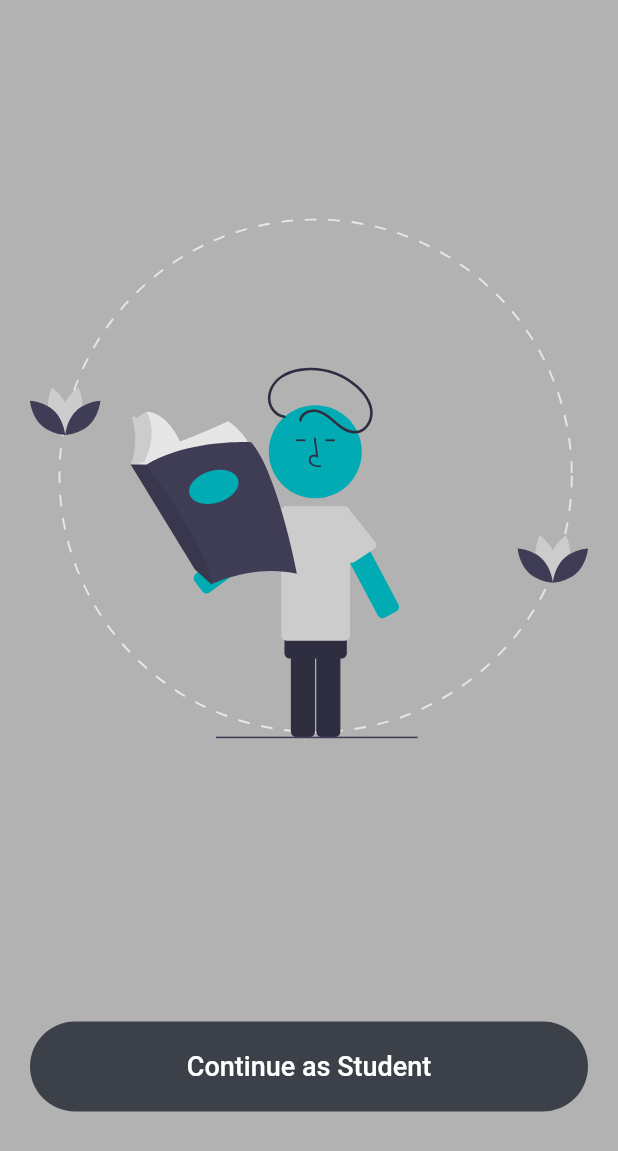
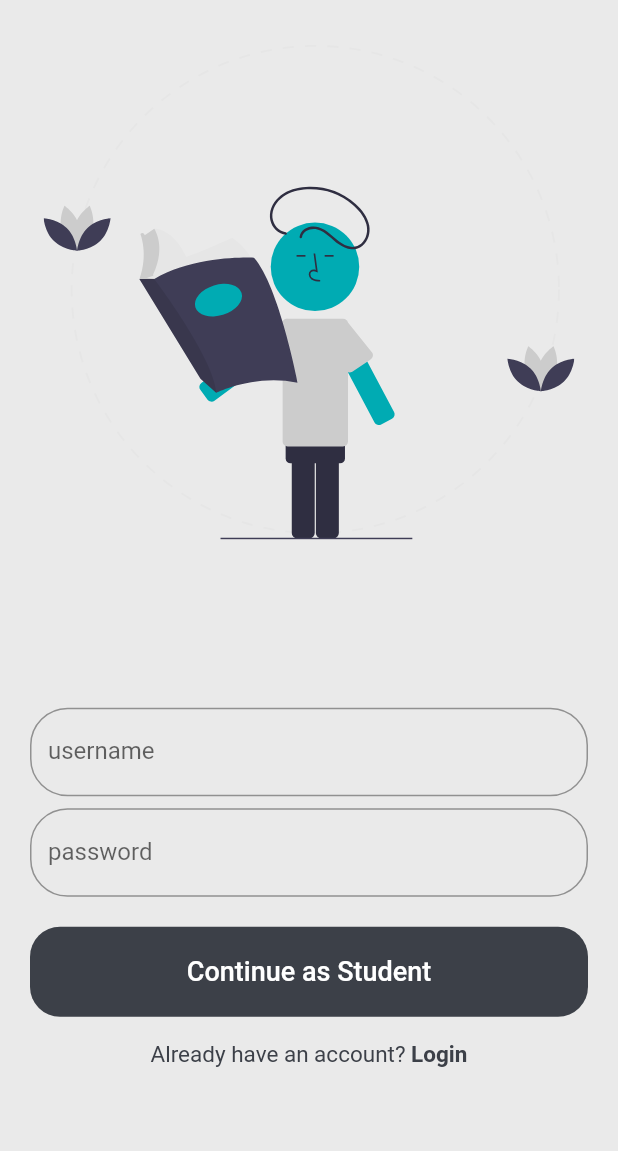
Before and after one commit to Google-Developer-Student-Club-CCOEW/Flutter, a Flutter app: the screen it shows after launch, on a phone screen of 412 x 824 dp. Shown: the top 1151 px of the screen. Run offline on Flutter 3.47's test engine with Material 2 defaults, Android fonts, the phone set to English and light mode, and no system bars; our stand-ins replace flutter_svg, hexcolor.

Commit message:
add signup page

```diff
--- a/lib/Student/components/signup_view.dart
+++ b/lib/Student/components/signup_view.dart
@@ -11,7 +11,7 @@ class StudentSignupView extends StatelessWidget {
         child: Column(
             mainAxisAlignment: MainAxisAlignment.center,
             crossAxisAlignment: CrossAxisAlignment.center,
-            children: const []),
+            children: const [TextField()]),
       ),
     );
   }
--- a/lib/Student/signupstudent.dart
+++ b/lib/Student/signupstudent.dart
@@ -14,20 +14,57 @@ class _SignUpStudentState extends State<SignUpStudent> {
   @override
   Widget build(BuildContext context) {
     return Scaffold(
-      body: SafeArea(
+      backgroundColor: lightGreyColor,
+      body: SingleChildScrollView(
+        physics: const BouncingScrollPhysics(),
+        child: SizedBox(
+          height: MediaQuery.of(context).size.height,
           child: Padding(
-          padding: const EdgeInsets.symmetric(horizontal: 20, vertical: 20),
+            padding: const EdgeInsets.symmetric(
+              horizontal: 20,
+            ),
             child: Column(
-            mainAxisAlignment: MainAxisAlignment.start,
-            crossAxisAlignment: CrossAxisAlignment.center,
               children: [
-              SvgPicture.asset(
+                const SizedBox(
+                  height: 30,
+                ),
+                SizedBox(
+                  height: MediaQuery.of(context).size.height * 0.4,
+                  child: SvgPicture.asset(
                     'assets/images/reading_book.svg',
+                  ),
                 ),
                 Expanded(
                   child: Column(
                     mainAxisAlignment: MainAxisAlignment.center,
                     children: [
+                      TextField(
+                        decoration: InputDecoration(
+                          label: const Text('username'),
+                          border: OutlineInputBorder(
+                              borderRadius: BorderRadius.circular(25),
+                              borderSide:
+                                  BorderSide(color: darkColor, width: 0.1)),
+                          hintText: 'johndoe',
+                        ),
+                      ),
+                      const SizedBox(
+                        height: 8,
+                      ),
+                      TextField(
+                        obscureText: true,
+                        decoration: InputDecoration(
+                          label: const Text('password'),
+                          border: OutlineInputBorder(
+                              borderRadius: BorderRadius.circular(25),
+                              borderSide:
+                                  BorderSide(color: darkColor, width: 0.1)),
+                          hintText: 'password',
+                        ),
+                      ),
+                      const SizedBox(
+                        height: 20,
+                      ),
                       SizedBox(
                         width: double.infinity,
                         child: MaterialButton(
@@ -49,7 +86,28 @@ class _SignUpStudentState extends State<SignUpStudent> {
                           elevation: 0,
                           height: 60,
                           shape: RoundedRectangleBorder(
-                              borderRadius: BorderRadius.circular(30))),
+                            borderRadius: BorderRadius.circular(20),
+                          ),
+                        ),
+                      ),
+                      const SizedBox(
+                        height: 16,
+                      ),
+                      RichText(
+                        text: TextSpan(
+                          style: TextStyle(
+                            fontSize: 15,
+                            color: darkColor,
+                          ),
+                          children: const [
+                            TextSpan(
+                              text: 'Already have an account? ',
+                            ),
+                            TextSpan(
+                              text: 'Login',
+                              style: TextStyle(
+                                fontWeight: FontWeight.w700,
+                              ),
                             ),
                           ],
                         ),
@@ -57,6 +115,10 @@ class _SignUpStudentState extends State<SignUpStudent> {
                     ],
                   ),
                 ),
+              ],
+            ),
+          ),
+        ),
       ),
     );
   }
```
Lines whose indentation alone changed are shown as unchanged.
